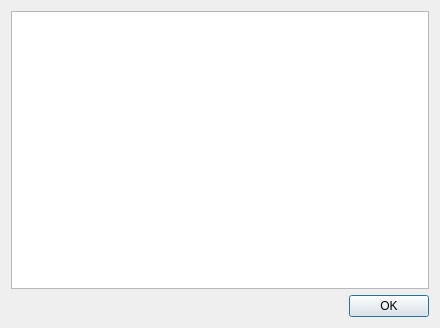
Qt form previewdialog.ui (domoritz/drummy) before a commit.
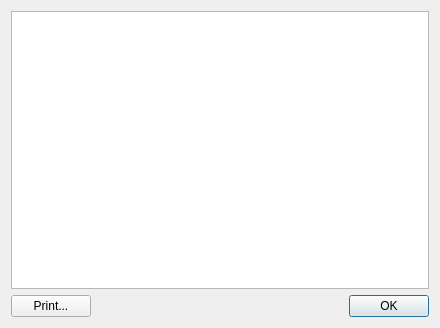
The same form after that commit.

Diff of the .ui file:
```diff
--- a/previewdialog.ui
+++ b/previewdialog.ui
@@ -18,6 +18,15 @@
     <widget class="QTextEdit" name="textEdit"/>
    </item>
    <item>
+    <layout class="QHBoxLayout" name="horizontalLayout">
+     <item>
+      <widget class="QPushButton" name="printPushButton">
+       <property name="text">
+        <string>Print...</string>
+       </property>
+      </widget>
+     </item>
+     <item>
     <widget class="QDialogButtonBox" name="buttonBox">
      <property name="orientation">
       <enum>Qt::Horizontal</enum>
@@ -28,6 +37,13 @@
     </widget>
    </item>
   </layout>
+   </item>
+  </layout>
+  <action name="actionPrint">
+   <property name="text">
+    <string>Print</string>
+   </property>
+  </action>
  </widget>
  <resources/>
  <connections>
```
Lines whose indentation alone changed are shown as unchanged.
